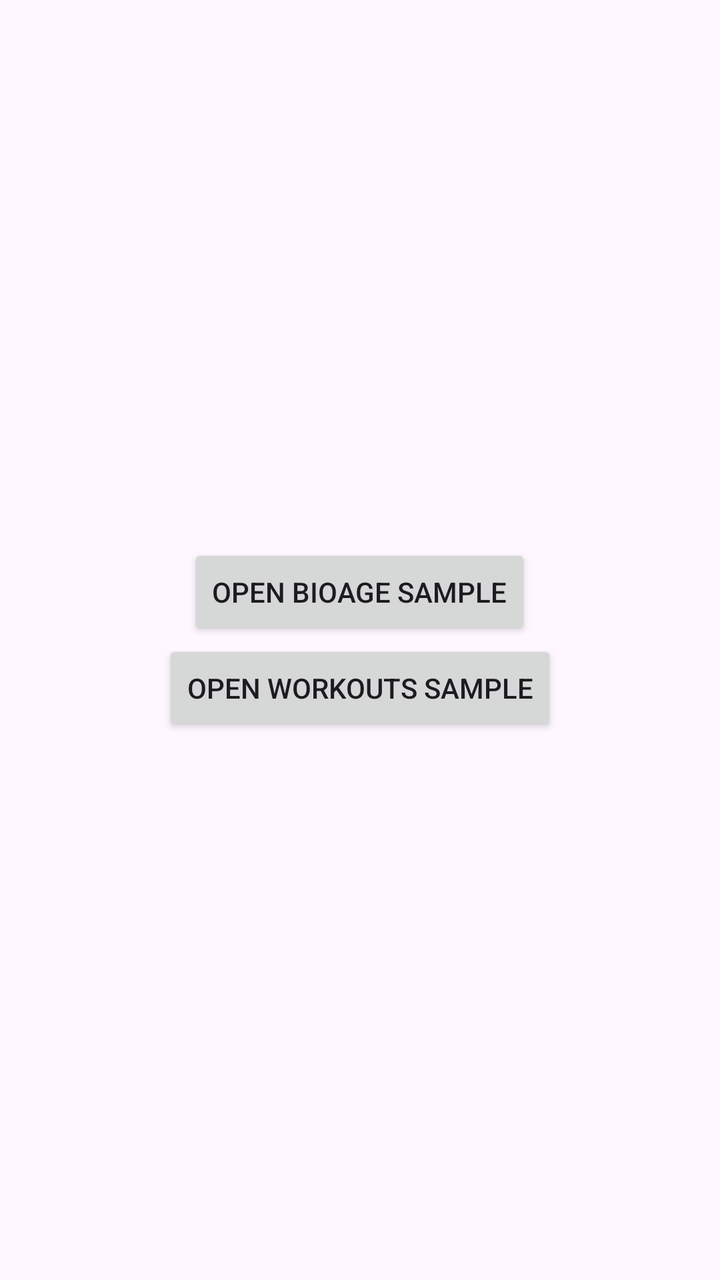
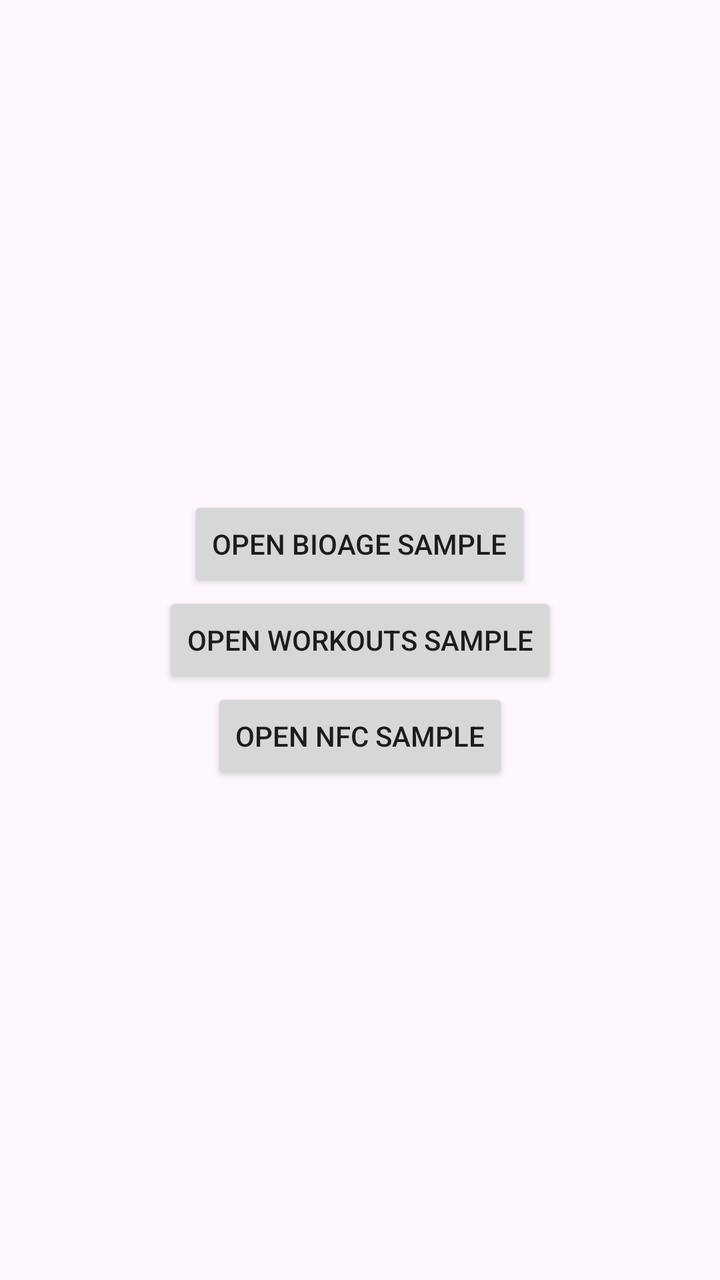

An Android layout rendered at two revisions. The XML below is the earlier revision; the diff shows what the commit changed to produce the second picture.
<!-- AndroidManifest.xml: application theme Theme.MyApplication -->
<!-- res/layout/main_activity.xml -->
<?xml version="1.0" encoding="utf-8"?>
<LinearLayout xmlns:android="http://schemas.android.com/apk/res/android"
    android:layout_width="match_parent"
    android:layout_height="match_parent"
    android:orientation="vertical"
    android:gravity="center">

    <Button
        android:id="@+id/btnOpenBioage"
        android:layout_width="wrap_content"
        android:layout_height="wrap_content"
        android:text="Open Bioage Sample" />

    <Button
        android:id="@+id/btnOpenWorkouts"
        android:layout_width="wrap_content"
        android:layout_height="wrap_content"
        android:text="Open Workouts Sample" />
</LinearLayout>
<!-- resources referenced by this layout -->
<resources>
  <style name="Theme.MyApplication" parent="Theme.AppCompat.DayNight.NoActionBar" />
</resources>

<!-- the commit's change to res/layout/main_activity.xml (unified diff, before → after) -->
@@ -16,4 +16,10 @@
         android:layout_width="wrap_content"
         android:layout_height="wrap_content"
         android:text="Open Workouts Sample" />
+
+    <Button
+        android:id="@+id/btnOpenNfc"
+        android:layout_width="wrap_content"
+        android:layout_height="wrap_content"
+        android:text="Open NFC Sample" />
 </LinearLayout>
